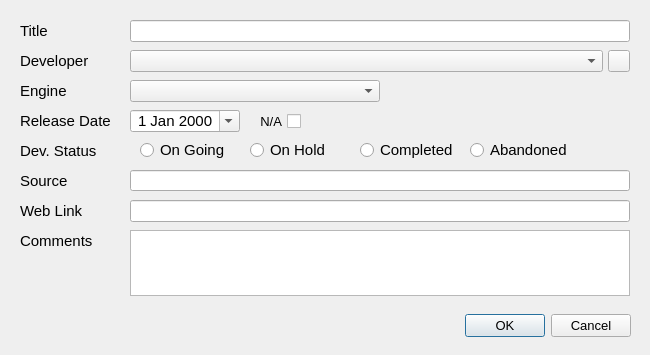
Old version of the form ui/add_new_title_window.ui in the repository amdilan/DatabaseManager-python.
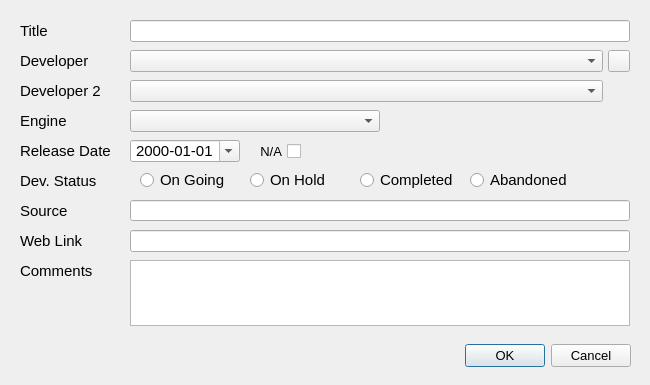
New version of the form. Icons and pictures are not drawn.

What changed in the file:
```diff
--- a/ui/add_new_title_window.ui
+++ b/ui/add_new_title_window.ui
@@ -7,7 +7,7 @@
     <x>0</x>
     <y>0</y>
     <width>650</width>
-    <height>355</height>
+    <height>385</height>
    </rect>
   </property>
   <property name="sizePolicy">
@@ -19,13 +19,13 @@
   <property name="minimumSize">
    <size>
     <width>650</width>
-    <height>355</height>
+    <height>385</height>
    </size>
   </property>
   <property name="maximumSize">
    <size>
     <width>650</width>
-    <height>355</height>
+    <height>385</height>
    </size>
   </property>
   <property name="font">
@@ -50,7 +50,7 @@
    <property name="geometry">
     <rect>
      <x>290</x>
-     <y>310</y>
+     <y>340</y>
      <width>341</width>
      <height>32</height>
     </rect>
@@ -89,7 +89,7 @@
    <property name="geometry">
     <rect>
      <x>130</x>
-     <y>170</y>
+     <y>200</y>
      <width>500</width>
      <height>21</height>
     </rect>
@@ -104,7 +104,7 @@
    <property name="geometry">
     <rect>
      <x>130</x>
-     <y>200</y>
+     <y>230</y>
      <width>500</width>
      <height>22</height>
     </rect>
@@ -159,7 +159,7 @@
    <property name="geometry">
     <rect>
      <x>20</x>
-     <y>110</y>
+     <y>140</y>
      <width>111</width>
      <height>22</height>
     </rect>
@@ -189,7 +189,7 @@
    <property name="geometry">
     <rect>
      <x>20</x>
-     <y>170</y>
+     <y>200</y>
      <width>111</width>
      <height>22</height>
     </rect>
@@ -209,7 +209,7 @@
    <property name="geometry">
     <rect>
      <x>130</x>
-     <y>110</y>
+     <y>140</y>
      <width>110</width>
      <height>22</height>
     </rect>
@@ -233,6 +233,9 @@
      <day>1</day>
     </date>
    </property>
+   <property name="displayFormat">
+    <string>yyyy-MM-dd</string>
+   </property>
    <property name="calendarPopup">
     <bool>true</bool>
    </property>
@@ -274,7 +277,7 @@
    <property name="geometry">
     <rect>
      <x>20</x>
-     <y>200</y>
+     <y>230</y>
      <width>111</width>
      <height>22</height>
     </rect>
@@ -294,7 +297,7 @@
    <property name="geometry">
     <rect>
      <x>20</x>
-     <y>80</y>
+     <y>110</y>
      <width>111</width>
      <height>22</height>
     </rect>
@@ -314,7 +317,7 @@
    <property name="geometry">
     <rect>
      <x>130</x>
-     <y>80</y>
+     <y>110</y>
      <width>250</width>
      <height>22</height>
     </rect>
@@ -324,12 +327,15 @@
      <pointsize>11</pointsize>
     </font>
    </property>
+   <property name="placeholderText">
+    <string/>
+   </property>
   </widget>
   <widget class="QLabel" name="label_7">
    <property name="geometry">
     <rect>
      <x>20</x>
-     <y>230</y>
+     <y>260</y>
      <width>111</width>
      <height>22</height>
     </rect>
@@ -349,7 +355,7 @@
    <property name="geometry">
     <rect>
      <x>130</x>
-     <y>230</y>
+     <y>260</y>
      <width>500</width>
      <height>66</height>
     </rect>
@@ -367,7 +373,7 @@
    <property name="geometry">
     <rect>
      <x>250</x>
-     <y>111</y>
+     <y>141</y>
      <width>51</width>
      <height>20</height>
     </rect>
@@ -386,7 +392,7 @@
    <property name="geometry">
     <rect>
      <x>20</x>
-     <y>140</y>
+     <y>170</y>
      <width>111</width>
      <height>22</height>
     </rect>
@@ -406,7 +412,7 @@
    <property name="geometry">
     <rect>
      <x>130</x>
-     <y>130</y>
+     <y>160</y>
      <width>501</width>
      <height>40</height>
     </rect>
@@ -484,7 +490,45 @@
     </property>
    </widget>
   </widget>
-  <zorder>lineEdit_2</zorder>
+  <widget class="QLabel" name="label_9">
+   <property name="geometry">
+    <rect>
+     <x>20</x>
+     <y>80</y>
+     <width>111</width>
+     <height>22</height>
+    </rect>
+   </property>
+   <property name="font">
+    <font>
+     <family>Segoe UI</family>
+     <pointsize>11</pointsize>
+     <bold>false</bold>
+    </font>
+   </property>
+   <property name="text">
+    <string>Developer 2</string>
+   </property>
+  </widget>
+  <widget class="QComboBox" name="comboBoxDevs_2">
+   <property name="geometry">
+    <rect>
+     <x>130</x>
+     <y>80</y>
+     <width>473</width>
+     <height>22</height>
+    </rect>
+   </property>
+   <property name="font">
+    <font>
+     <pointsize>11</pointsize>
+    </font>
+   </property>
+   <property name="placeholderText">
+    <string/>
+   </property>
+  </widget>
+  <zorder>lineEditSRC</zorder>
   <zorder>buttonBox</zorder>
   <zorder>lineEdit</zorder>
   <zorder>lineEdit_3</zorder>
```
Left out of the diff: 89 changed lines with no effect on the pictures.
